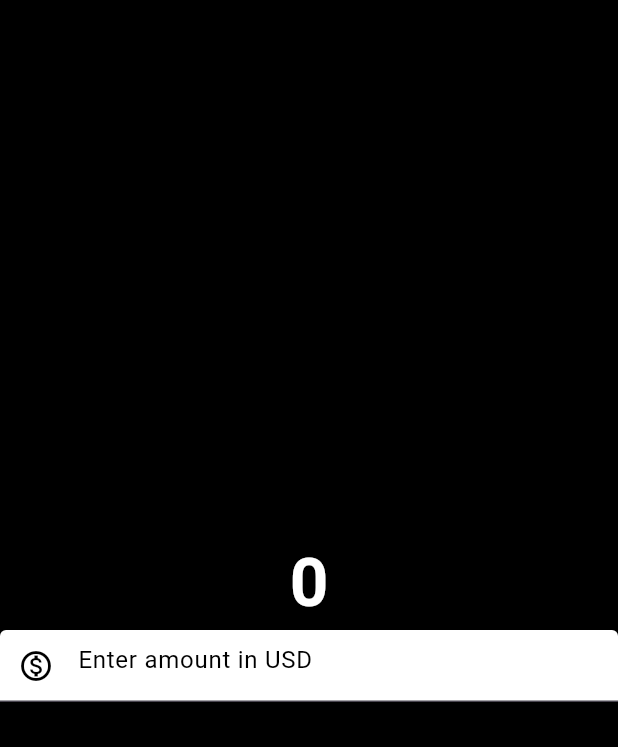
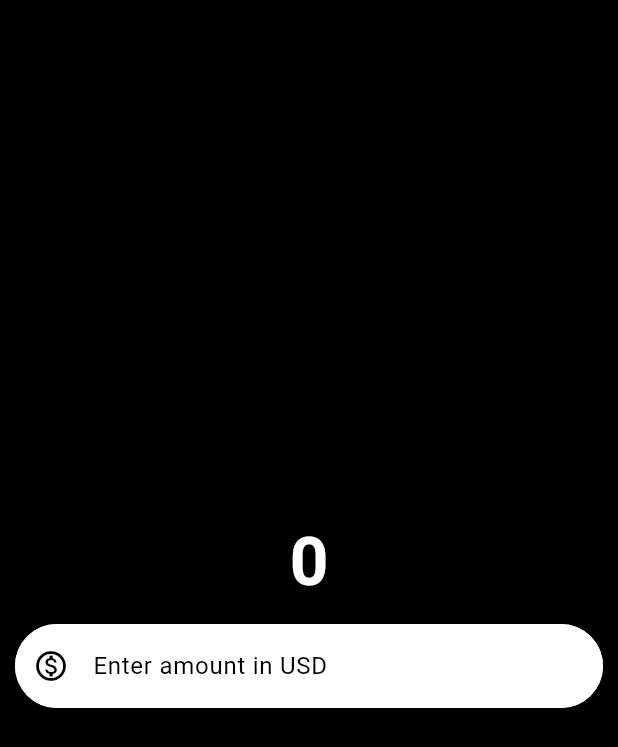
Before and after one commit to params19/flutter_app, a Flutter app: the screen it shows after launch, on a phone screen of 412 x 824 dp. Shown: the top 747 px of the screen. Run offline on Flutter 3.47's test engine with Material 3 defaults, Android fonts, the phone set to English and light mode, and no system bars.

```diff
--- a/lib/currency_converter.dart
+++ b/lib/currency_converter.dart
@@ -1,10 +1,22 @@
 import 'package:flutter/material.dart';
+import 'package:flutter/widgets.dart';
 
 class CurrencyConverterMaterialPage extends StatelessWidget {
    const CurrencyConverterMaterialPage({super.key});
 
   @override
   Widget build(BuildContext context) {
+    //you can use this border for the textfield
+
+    const border= OutlineInputBorder(
+      borderSide: BorderSide(
+        width: 2.0,
+        color: Colors.white,
+      ),
+      borderRadius: BorderRadius.all(Radius.circular(60)),
+    );
+    //yahan tak hai
+
     return const Scaffold(
       backgroundColor: Colors.black,
       body: Center(
@@ -19,22 +31,30 @@ class CurrencyConverterMaterialPage extends StatelessWidget {
                 color: Colors.white,
               ),
             ),
-            TextField(
+            Padding(
+              padding: EdgeInsets.all(10.0),
+              child: TextField(
                 style: TextStyle(
                   color: Colors.black,
                 ),
                 decoration: InputDecoration(
                   hintText: 'Enter amount in USD',
-                hintStyle: TextStyle(
+                  hintStyle:  TextStyle(
                     color: Colors.black,
                   ),
                   prefixIcon: Icon(
                     Icons.monetization_on_outlined,
                     color: Colors.black,
                   ),
-                filled : true,
+                  filled: true,
                   fillColor: Colors.white,
+                  focusedBorder: border,
+                  enabledBorder: border,
+                ),
 
+                keyboardType: TextInputType.numberWithOptions(
+                  decimal: true,
+                ),
               ),
             ),
           ],
```
Lines whose indentation alone changed are shown as unchanged.
